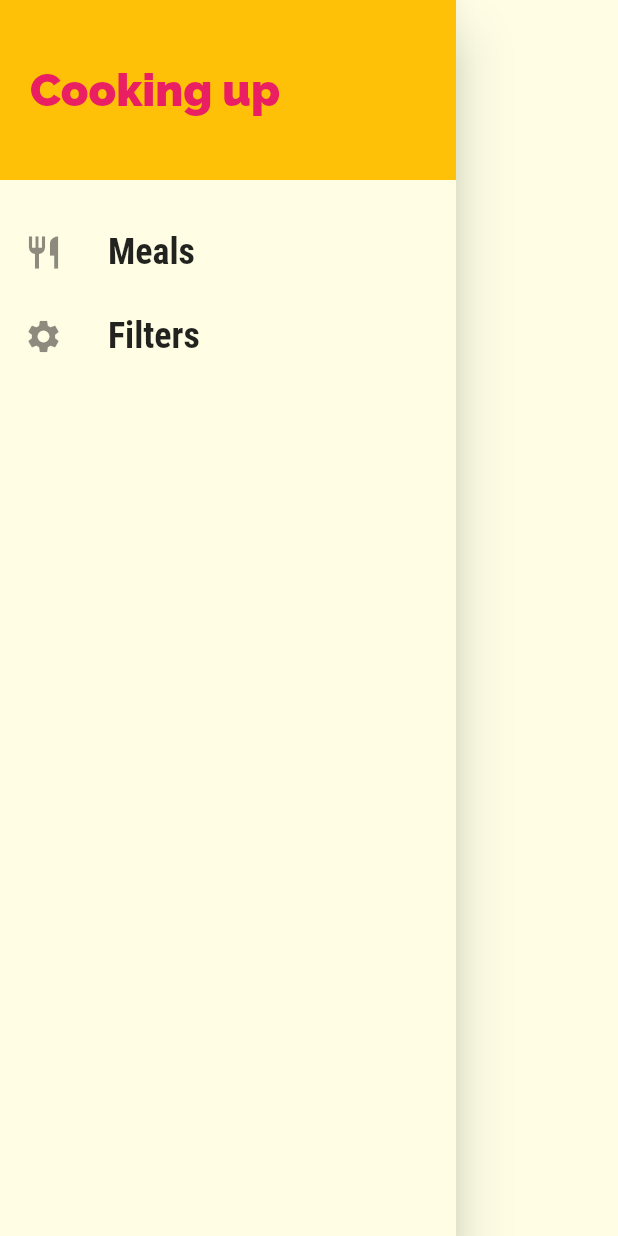
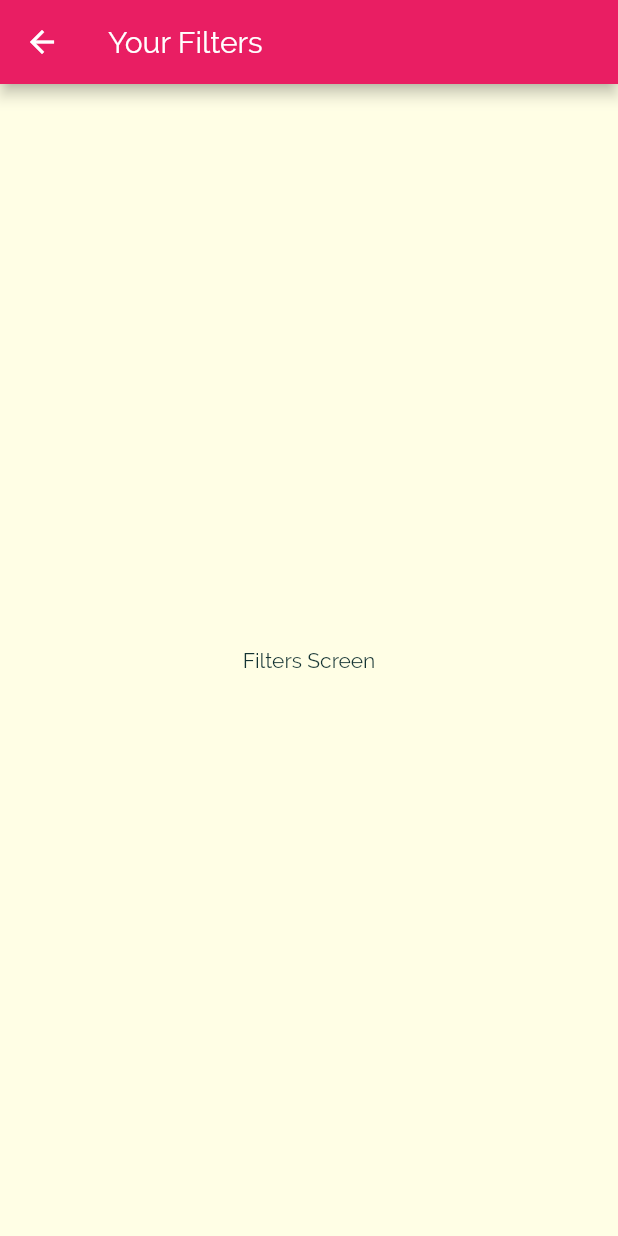
Before and after one commit to abdulmuttaleb/flutter_delhi_meals, a Flutter app: the MainDrawer widget shown alone on an empty page, opened directly, after a tap on "Filters", on a phone screen of 412 x 824 dp. Run offline on Flutter 3.47's test engine with Material 2 defaults, Android fonts, the phone set to English and light mode, and no system bars.

Commit message:
- filters screen - main drawer tap handler

```diff
--- a/lib/main.dart
+++ b/lib/main.dart
@@ -1,5 +1,6 @@
 import 'package:deli_meals/screens/categories_screen.dart';
 import 'package:deli_meals/screens/category_meals_screen.dart';
+import 'package:deli_meals/screens/filters_screen.dart';
 import 'package:deli_meals/screens/meal_detail_screen.dart';
 import 'package:deli_meals/screens/tabs_screen.dart';
 import 'package:flutter/material.dart';
@@ -37,7 +38,8 @@ class MyApp extends StatelessWidget {
       routes: {
         '/' : (ctx) => TabsScreen(),
         CategoryMealsScreen.routeName: (ctx) => CategoryMealsScreen(),
-        MealDetailScreen.routeName: (ctx) => MealDetailScreen()
+        MealDetailScreen.routeName: (ctx) => MealDetailScreen(),
+        FiltersScreen.routeName: (ctx) => FiltersScreen()
       },
       onGenerateRoute: (settings) {
         print(settings.arguments);
--- /dev/null
+++ b/lib/screens/filters_screen.dart
@@ -0,0 +1,16 @@
+import 'package:flutter/material.dart';
+
+class FiltersScreen extends StatelessWidget {
+
+  static const routeName = '/filters';
+
+  @override
+  Widget build(BuildContext context) {
+    return Scaffold(
+      appBar: AppBar(title: Text('Your Filters'),),
+      body: Center(
+        child: Text('Filters Screen'),
+      ),
+    );
+  }
+}
--- a/lib/widgets/main_drawer.dart
+++ b/lib/widgets/main_drawer.dart
@@ -1,8 +1,9 @@
+import 'package:deli_meals/screens/filters_screen.dart';
 import 'package:flutter/material.dart';
 
 class MainDrawer extends StatelessWidget {
 
-  Widget buildListTile(String title, IconData iconData){
+  Widget buildListTile(String title, IconData iconData, Function tapHandler){
     return ListTile(
       leading: Icon(iconData, size: 26,),
       title: Text( title,
@@ -11,9 +12,7 @@ class MainDrawer extends StatelessWidget {
             fontSize: 24,
             fontWeight: FontWeight.bold
         ),),
-      onTap: (){
-        // ...
-      },
+      onTap: tapHandler,
     );
   }
   @override
@@ -37,8 +36,20 @@ class MainDrawer extends StatelessWidget {
             ),
           ),
           SizedBox(height: 20,),
-          buildListTile('Meals', Icons.restaurant),
-          buildListTile('Filters', Icons.settings)
+          buildListTile(
+              'Meals',
+              Icons.restaurant,
+              () {
+                Navigator.of(context).pushNamed('/');
+              }
+          ),
+          buildListTile(
+              'Filters',
+              Icons.settings,
+              () {
+                Navigator.of(context).pushNamed(FiltersScreen.routeName);
+              }
+          )
         ],
       ),
     );
```
